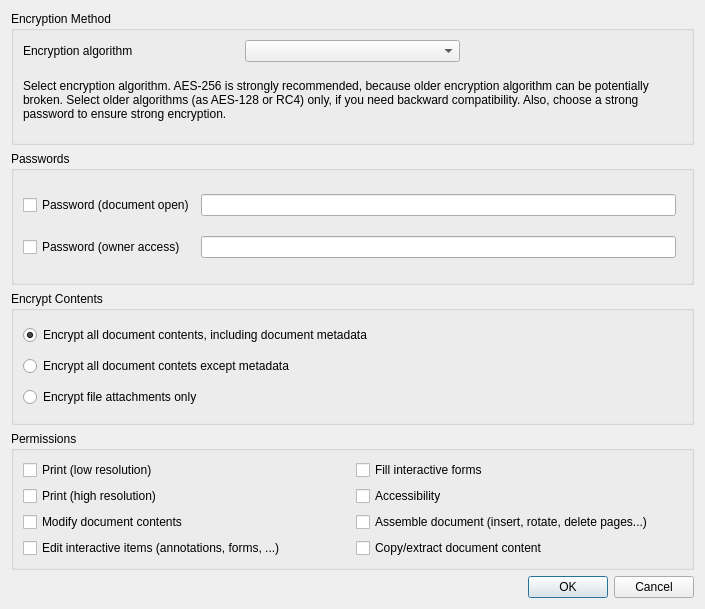
Above: Pdf4QtViewer/pdfencryptionsettingsdialog.ui from studio-berry/loop before the change. Below: the same form after it.
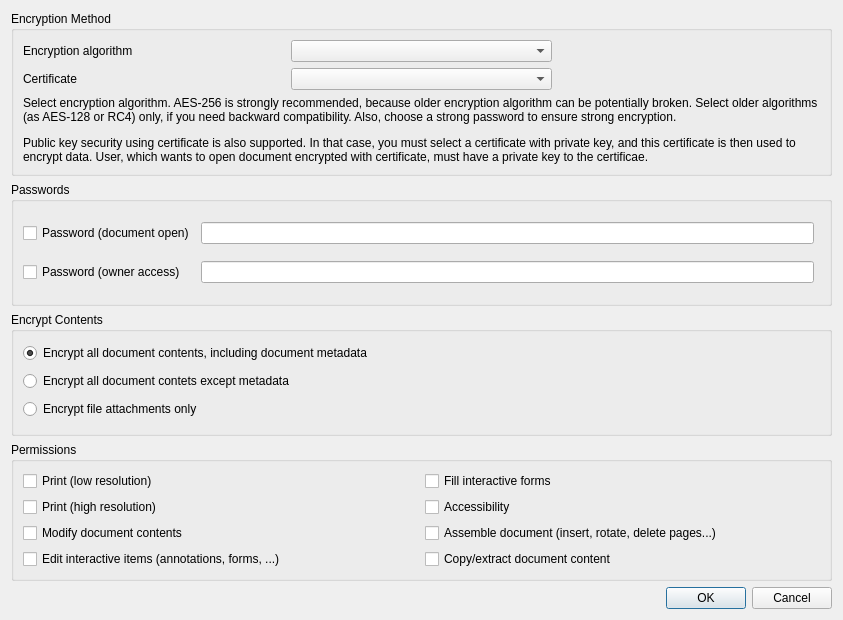
That is the form after the change. Custom widgets are drawn as their Qt base class.

Commit message: Public key encryption: initiate new security handler

Diff of the .ui file:
```diff
--- a/Pdf4QtViewer/pdfencryptionsettingsdialog.ui
+++ b/Pdf4QtViewer/pdfencryptionsettingsdialog.ui
@@ -6,8 +6,8 @@
    <rect>
     <x>0</x>
     <y>0</y>
-    <width>705</width>
-    <height>609</height>
+    <width>843</width>
+    <height>620</height>
    </rect>
   </property>
   <property name="windowTitle">
@@ -33,16 +33,26 @@
       <item row="0" column="2">
        <widget class="pdfviewer::PDFEncryptionStrengthHintWidget" name="algorithmHintWidget" native="true"/>
       </item>
-      <item row="1" column="0" colspan="3">
+      <item row="2" column="0" colspan="3">
        <widget class="QLabel" name="encryptionMethodHintLabel">
         <property name="text">
-         <string>&lt;html&gt;&lt;head/&gt;&lt;body&gt;&lt;p&gt;Select encryption algorithm. AES-256 is strongly recommended, because older encryption algorithm can be potentially broken. Select older algorithms (as AES-128 or RC4) only, if you need backward compatibility. Also, choose a strong password to ensure strong encryption.&lt;/p&gt;&lt;/body&gt;&lt;/html&gt;</string>
+         <string>&lt;html&gt;&lt;head/&gt;&lt;body&gt;&lt;p&gt;Select encryption algorithm. AES-256 is strongly recommended, because older encryption algorithm can be potentially broken. Select older algorithms (as AES-128 or RC4) only, if you need backward compatibility. Also, choose a strong password to ensure strong encryption.&lt;/p&gt;&lt;p&gt;Public key security using certificate is also supported. In that case, you must select a certificate with private key, and this certificate is then used to encrypt data. User, which wants to open document encrypted with certificate, must have a private key to the certificae.&lt;/p&gt;&lt;/body&gt;&lt;/html&gt;</string>
         </property>
         <property name="wordWrap">
          <bool>true</bool>
         </property>
        </widget>
       </item>
+      <item row="1" column="0">
+       <widget class="QLabel" name="certificateLabel">
+        <property name="text">
+         <string>Certificate</string>
+        </property>
+       </widget>
+      </item>
+      <item row="1" column="1">
+       <widget class="QComboBox" name="certificateComboBox"/>
+      </item>
      </layout>
     </widget>
    </item>
```
Left out of the diff: 8 changed lines with no effect on the pictures. The commit also changes 5 other files.
